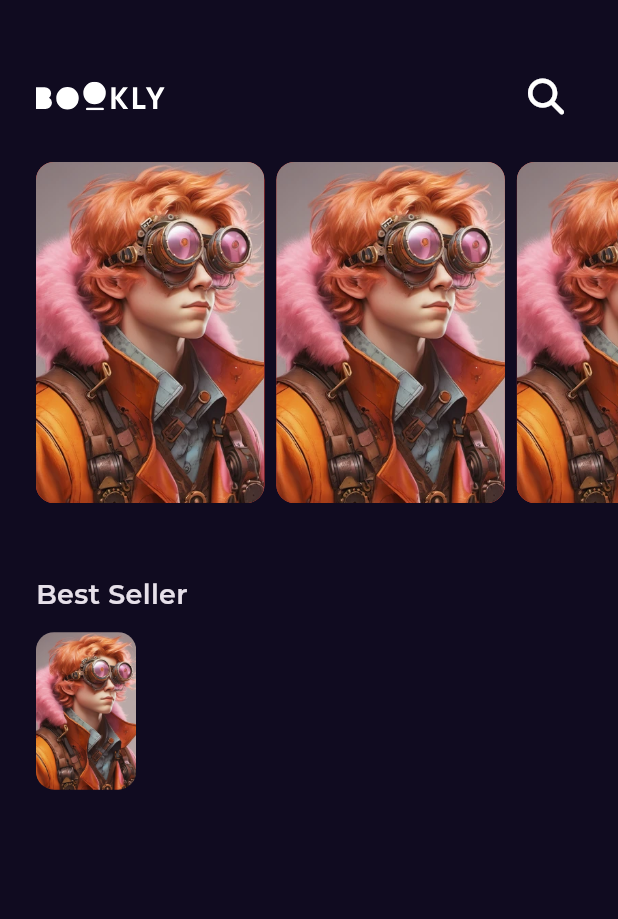
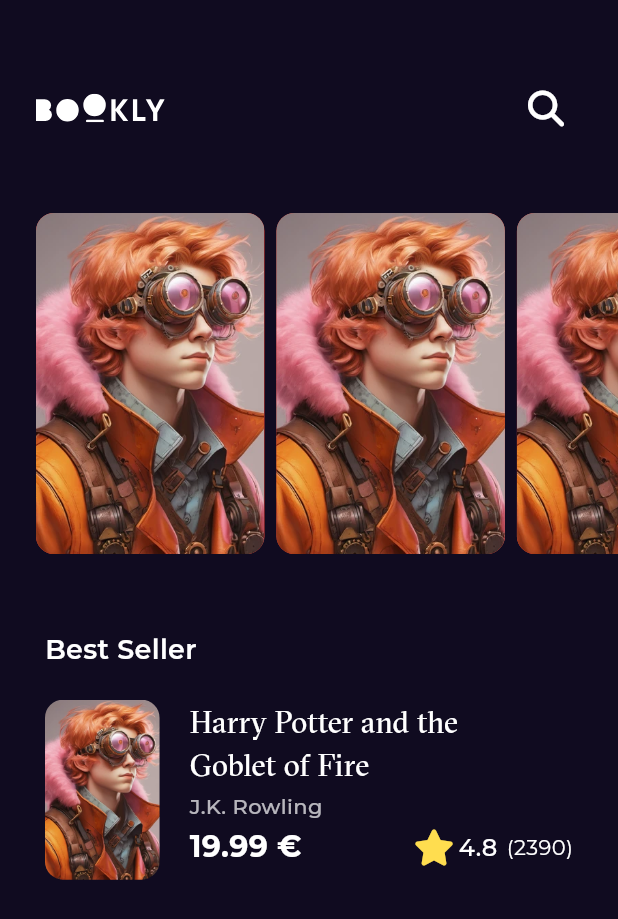
Before and after one commit to Eslam-Hossam1/bookly_app, a Flutter app: the screen it shows after launch, on a phone screen of 412 x 824 dp. Shown: the top 919 px of the screen. Run offline on Flutter 3.47's test engine with Material 3 defaults, Android fonts, the phone set to English and light mode, and no system bars; our stand-ins replace flutter_svg, font_awesome_flutter, get, google_fonts.

Commit message:
best seller item done

```diff
--- a/lib/Features/home/presentation/views/widgets/best_seller_item.dart
+++ b/lib/Features/home/presentation/views/widgets/best_seller_item.dart
@@ -1,5 +1,9 @@
+import 'package:bookly_app/Features/home/presentation/views/widgets/book_rating.dart';
+import 'package:bookly_app/constants.dart';
 import 'package:bookly_app/core/utils/assets.dart';
+import 'package:bookly_app/core/utils/styles.dart';
 import 'package:flutter/material.dart';
+import 'package:font_awesome_flutter/font_awesome_flutter.dart';
 
 class BestSellerItem extends StatelessWidget {
   const BestSellerItem({super.key});
@@ -7,7 +11,7 @@ class BestSellerItem extends StatelessWidget {
   @override
   Widget build(BuildContext context) {
     return SizedBox(
-      height: 105,
+      height: 120,
       child: Row(
         children: [
           AspectRatio(
@@ -20,6 +24,49 @@ class BestSellerItem extends StatelessWidget {
                       image: AssetImage(AssetsData.testImage))),
             ),
           ),
+          const SizedBox(
+            width: 20,
+          ),
+          Expanded(
+            child: Column(
+              crossAxisAlignment: CrossAxisAlignment.start,
+              children: [
+                SizedBox(
+                  width: MediaQuery.of(context).size.width * .5,
+                  child: Text(
+                    overflow: TextOverflow.ellipsis,
+                    maxLines: 2,
+                    "Harry Potter and the Goblet of Fire",
+                    style: Styles.textStyle20
+                        .copyWith(fontFamily: kGTSectraFineFontFamily),
+                  ),
+                ),
+                const SizedBox(
+                  height: 3,
+                ),
+                Text(
+                  "J.K. Rowling",
+                  style: Styles.textStyle14.copyWith(
+                      fontWeight: FontWeight.w500,
+                      color: Colors.white.withOpacity(.7)),
+                ),
+                const SizedBox(
+                  height: 3,
+                ),
+                Row(
+                  mainAxisAlignment: MainAxisAlignment.spaceBetween,
+                  children: [
+                    Text(
+                      "19.99 €",
+                      style: Styles.textStyle20
+                          .copyWith(fontWeight: FontWeight.w700),
+                    ),
+                    const BookRating()
+                  ],
+                )
+              ],
+            ),
+          ),
         ],
       ),
     );
--- /dev/null
+++ b/lib/Features/home/presentation/views/widgets/book_rating.dart
@@ -0,0 +1,35 @@
+import 'package:bookly_app/core/utils/styles.dart';
+import 'package:flutter/material.dart';
+import 'package:font_awesome_flutter/font_awesome_flutter.dart';
+
+class BookRating extends StatelessWidget {
+  const BookRating({
+    super.key,
+  });
+
+  @override
+  Widget build(BuildContext context) {
+    return const Row(
+      children: [
+        Icon(
+          FontAwesomeIcons.solidStar,
+          color: Color(0xffFFDD4F),
+        ),
+        SizedBox(
+          width: 6,
+        ),
+        Text(
+          "4.8",
+          style: Styles.textStyle16,
+        ),
+        SizedBox(
+          width: 6,
+        ),
+        Text(
+          "(2390)",
+          style: Styles.textStyle14,
+        )
+      ],
+    );
+  }
+}
--- a/lib/Features/home/presentation/views/widgets/custom_app_bar.dart
+++ b/lib/Features/home/presentation/views/widgets/custom_app_bar.dart
@@ -9,7 +9,7 @@ class CustomAppBar extends StatelessWidget {
   @override
   Widget build(BuildContext context) {
     return Padding(
-      padding: const EdgeInsets.only(top: 40, bottom: 20, left: 24, right: 24),
+      padding: const EdgeInsets.only(top: 48, bottom: 46, left: 24, right: 24),
       child: Row(
         mainAxisAlignment: MainAxisAlignment.spaceBetween,
         children: [
--- a/lib/Features/home/presentation/views/widgets/featured_list_view.dart
+++ b/lib/Features/home/presentation/views/widgets/featured_list_view.dart
@@ -12,7 +12,7 @@ class FeaturedListView extends StatelessWidget {
           padding: const EdgeInsets.symmetric(horizontal: 24),
           scrollDirection: Axis.horizontal,
           itemBuilder: (context, index) {
-            return FeaturedListViewItem();
+            return const FeaturedListViewItem();
           },
           separatorBuilder: (context, index) {
             return const SizedBox(
--- a/lib/Features/home/presentation/views/widgets/home_bottom_side.dart
+++ b/lib/Features/home/presentation/views/widgets/home_bottom_side.dart
@@ -9,11 +9,11 @@ class HomeBottomSide extends StatelessWidget {
 
   @override
   Widget build(BuildContext context) {
-    return Padding(
-      padding: const EdgeInsets.only(
-        left: 24,
-        right: 24,
-        top: 48,
+    return const Padding(
+      padding: EdgeInsets.only(
+        left: 30,
+        right: 30,
+        top: 51,
       ),
       child: Column(
         children: [
@@ -27,7 +27,7 @@ class HomeBottomSide extends StatelessWidget {
             ],
           ),
           const SizedBox(
-            height: 12,
+            height: 20,
           ),
           const BestSellerItem()
         ],
--- a/lib/core/utils/styles.dart
+++ b/lib/core/utils/styles.dart
@@ -5,9 +5,9 @@ abstract class Styles {
   static const textStyle18 =
       TextStyle(fontSize: 18, fontWeight: FontWeight.w600);
   static const textStyle20 = TextStyle(
-      fontSize: 20,
-      fontWeight: FontWeight.normal,
-      fontFamily: kGTSectraFineFontFamily);
+    fontSize: 20,
+    fontWeight: FontWeight.normal,
+  );
   static const textStyle14 =
       TextStyle(fontSize: 14, fontWeight: FontWeight.normal);
   static const textStyle16 =
--- a/lib/main.dart
+++ b/lib/main.dart
@@ -1,3 +1,4 @@
+import 'package:bookly_app/Features/home/presentation/views/home_view.dart';
 import 'package:bookly_app/Features/splash/presentation/views/splash_view.dart';
 import 'package:bookly_app/constants.dart';
 import 'package:flutter/material.dart';
@@ -15,11 +16,13 @@ class BooklyApp extends StatelessWidget {
   Widget build(BuildContext context) {
     return GetMaterialApp(
       debugShowCheckedModeBanner: false,
-      theme: ThemeData.dark().copyWith(
-          scaffoldBackgroundColor: kPrimaryColor,
-          textTheme:
-              GoogleFonts.montserratTextTheme(ThemeData.dark().textTheme)),
-      home: const SplashView(),
+      theme: ThemeData.dark()
+          .copyWith(
+              scaffoldBackgroundColor: kPrimaryColor,
+              textTheme: GoogleFonts.montserratTextTheme(
+                  Typography(platform: TargetPlatform.iOS).white))
+          .copyWith(),
+      home: const HomeView(),
     );
   }
 }
```
